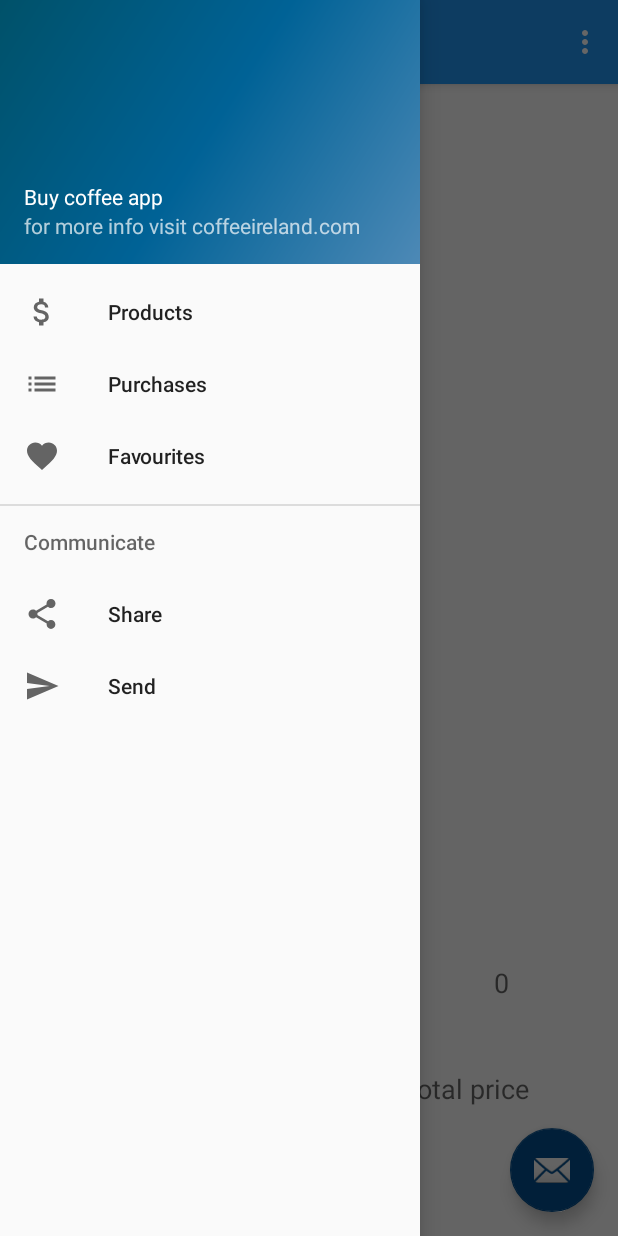
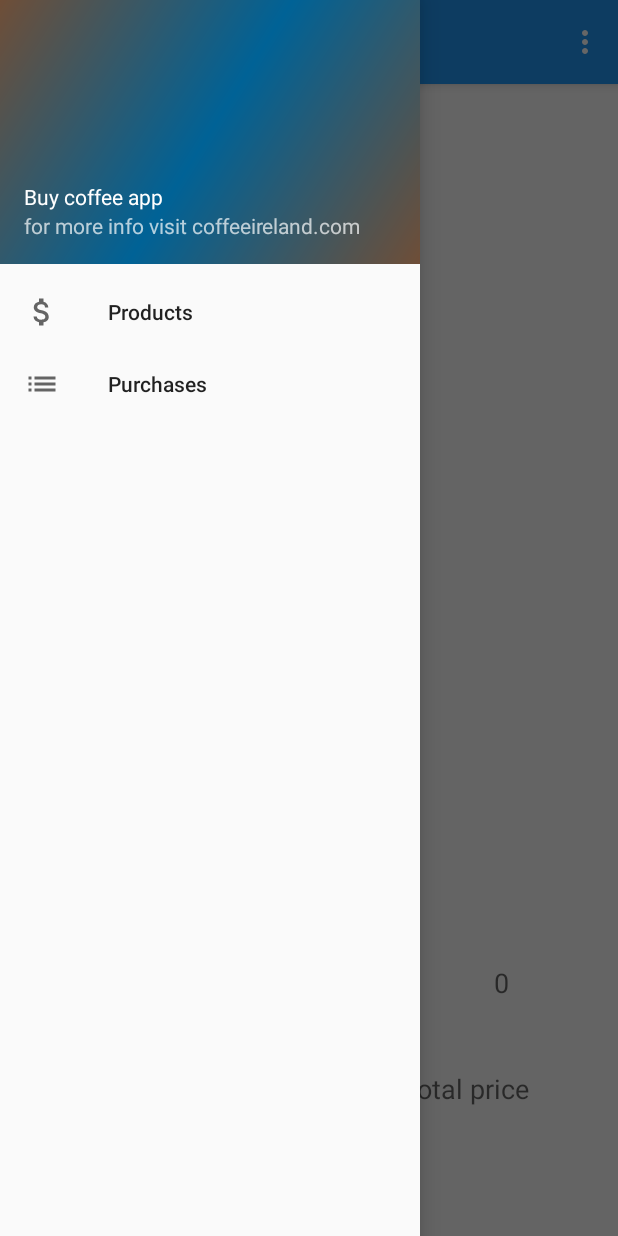
Before and after one commit to 20080951/Freshbean, an Android app: the screen it shows after launch (Home), with the side drawer open, on a phone screen of 412 x 824 dp. Run offline under Robolectric (Android 15) with nearby library versions, the phone set to English and light mode, and no system bars.

Commit message:
quick changes

```diff
--- a/app/src/main/java/ie/wit/freshbean/activities/Home.kt
+++ b/app/src/main/java/ie/wit/freshbean/activities/Home.kt
@@ -26,10 +26,6 @@ class Home : AppCompatActivity(),
         setContentView(R.layout.home)
         setSupportActionBar(toolbar)
 
-        fab.setOnClickListener { view ->
-            Snackbar.make(view, "Replace with your own action",
-                    Snackbar.LENGTH_LONG).setAction("Action", null).show()
-        }
 
         navView.setNavigationItemSelectedListener(this)
 
--- a/app/src/main/java/ie/wit/freshbean/fragments/BeansFragment.kt
+++ b/app/src/main/java/ie/wit/freshbean/fragments/BeansFragment.kt
@@ -58,7 +58,7 @@ lateinit var app: BeanApp
             val amount = if(layout.price.text.isNotEmpty())
                 layout.price.text.toString().toInt() else{0}
 
-            val orderType02 = if(layout.orderType02.checkedRadioButtonId == R.id.ground02) "Badger and Dodo, GROUND" else "Badegr and Dodo, WHOLE"
+            val orderType02 = if(layout.orderType02.checkedRadioButtonId == R.id.ground02) "Badger and Dodo, GROUND" else "Badger and Dodo, WHOLE"
 
             totalPurchase += amount
             layout.totalSoFar.text = "$$totalPurchase"
--- a/app/src/main/res/drawable/side_nav_bar.xml
+++ b/app/src/main/res/drawable/side_nav_bar.xml
@@ -3,7 +3,7 @@
     <gradient
         android:angle="135"
         android:centerColor="#006296"
-        android:endColor="#005169"
-        android:startColor="#4D89B6"
+        android:endColor="#6f4e37"
+        android:startColor="#6f4e37"
         android:type="linear" />
 </shape>
--- a/app/src/main/res/layout/activity_beans.xml
+++ b/app/src/main/res/layout/activity_beans.xml
@@ -24,6 +24,8 @@
         app:layout_constraintStart_toStartOf="parent"
         app:layout_constraintVertical_bias="0.017"
         app:layout_constraintTop_toTopOf="parent"
+        android:background="@color/black"
+        android:textColor="@color/white"
         />
 
     <TextView
--- a/app/src/main/res/layout/app_bar_home.xml
+++ b/app/src/main/res/layout/app_bar_home.xml
@@ -22,12 +22,5 @@
 
     <include layout="@layout/content_home" />
 
-    <com.google.android.material.floatingactionbutton.FloatingActionButton
-        android:id="@+id/fab"
-        android:layout_width="wrap_content"
-        android:layout_height="wrap_content"
-        android:layout_gravity="bottom|end"
-        android:layout_margin="@dimen/fab_margin"
-        app:srcCompat="@android:drawable/ic_dialog_email" />
 
 </androidx.coordinatorlayout.widget.CoordinatorLayout>
--- a/app/src/main/res/layout/fragment_beans.xml
+++ b/app/src/main/res/layout/fragment_beans.xml
@@ -24,6 +24,8 @@
         app:layout_constraintStart_toStartOf="parent"
         app:layout_constraintVertical_bias="0.017"
         app:layout_constraintTop_toTopOf="parent"
+        android:background="@color/black"
+        android:textColor="@color/white"
         />
 
     <TextView
@@ -44,7 +46,8 @@
         app:layout_constraintHorizontal_bias="0.044"
         app:layout_constraintStart_toStartOf="parent"
         app:layout_constraintTop_toTopOf="parent"
-        app:layout_constraintVertical_bias="0.114" />
+        app:layout_constraintVertical_bias="0.114"
+        android:textColor="@color/coffee"/>
 
     <Button
         android:id="@+id/purchaseButton"
--- a/app/src/main/res/menu/activity_home_drawer.xml
+++ b/app/src/main/res/menu/activity_home_drawer.xml
@@ -12,23 +12,8 @@
             android:id="@+id/nav_purchases"
             android:icon="@drawable/ic_menu_purchases"
             android:title="@string/menu_purchases" />
-        <item
-            android:id="@+id/nav_favourites"
-            android:icon="@drawable/ic_menu_favorites"
-            android:title="@string/menu_favourites" />
+
     </group>
 
-    <item android:title="Communicate">
-        <menu>
-            <item
-                android:id="@+id/nav_share"
-                android:icon="@drawable/ic_menu_share"
-                android:title="@string/menu_share" />
-            <item
-                android:id="@+id/nav_send"
-                android:icon="@drawable/ic_menu_send"
-                android:title="@string/menu_send" />
-        </menu>
-    </item>
 
 </menu>
--- a/app/src/main/res/values/colors.xml
+++ b/app/src/main/res/values/colors.xml
@@ -10,4 +10,5 @@
     <color name="colorPrimary">#2196F3</color>
     <color name="colorPrimaryDark">#0368B9</color>
     <color name="colorAccent">#034F8F</color>
+    <color name="coffee">#6f4e37</color>
 </resources>
```
